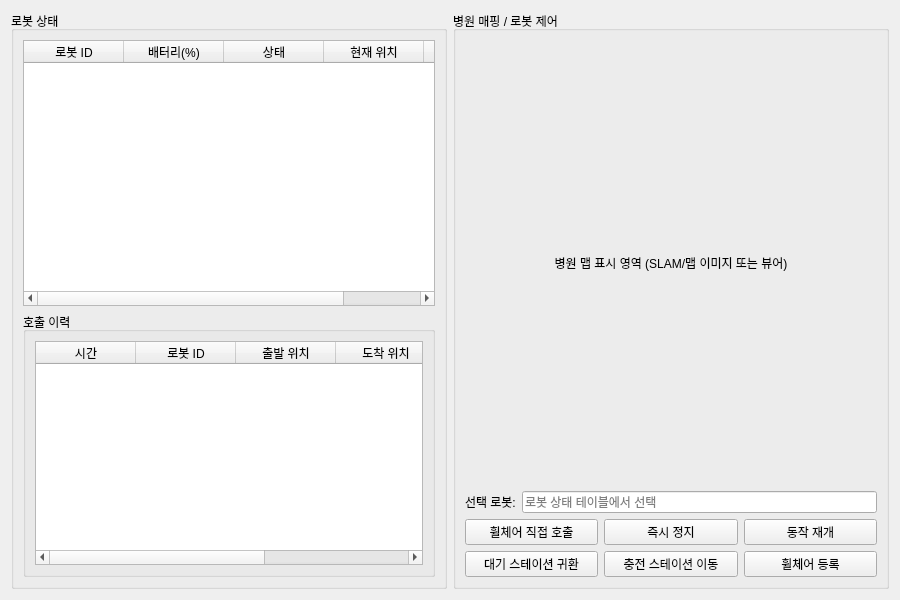
This is Hospital_Terminal/wheelchair_admin.ui in Heo157/Project-Hospital-Autonomous-Wheelchair as Qt 5 draws it before an edit. The edited form follows.
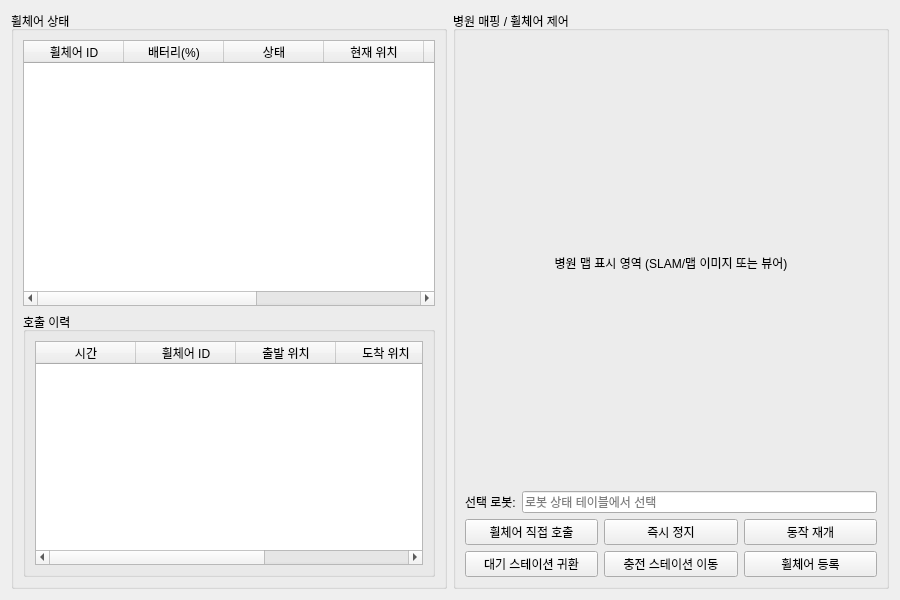
This is the edited form.

Patch:
```diff
--- a/Hospital_Terminal/wheelchair_admin.ui
+++ b/Hospital_Terminal/wheelchair_admin.ui
@@ -19,7 +19,7 @@
      <item>
       <widget class="QGroupBox" name="gbRobotStatus">
        <property name="title">
-        <string>로봇 상태</string>
+        <string>휠체어 상태</string>
        </property>
        <layout class="QVBoxLayout" name="vlRobotStatus">
         <item>
@@ -28,11 +28,11 @@
            <number>0</number>
           </property>
           <property name="columnCount">
-           <number>5</number>
+           <number>7</number>
           </property>
           <column>
            <property name="text">
-            <string>로봇 ID</string>
+            <string>휠체어 ID</string>
            </property>
           </column>
           <column>
@@ -55,6 +55,16 @@
             <string>목표 위치</string>
            </property>
           </column>
+          <column>
+           <property name="text">
+            <string>X좌표</string>
+           </property>
+          </column>
+          <column>
+           <property name="text">
+            <string>Y좌표</string>
+           </property>
+          </column>
          </widget>
         </item>
         <item>
@@ -78,7 +88,7 @@
              </column>
              <column>
               <property name="text">
-               <string>로봇 ID</string>
+               <string>휠체어 ID</string>
               </property>
              </column>
              <column>
@@ -107,7 +117,7 @@
      <item>
       <widget class="QGroupBox" name="gbMap">
        <property name="title">
-        <string>병원 매핑 / 로봇 제어</string>
+        <string>병원 매핑 / 휠체어 제어</string>
        </property>
        <layout class="QVBoxLayout" name="vlMap">
         <item>
```
Left out of the diff: 4 changed lines with no effect on the pictures.
